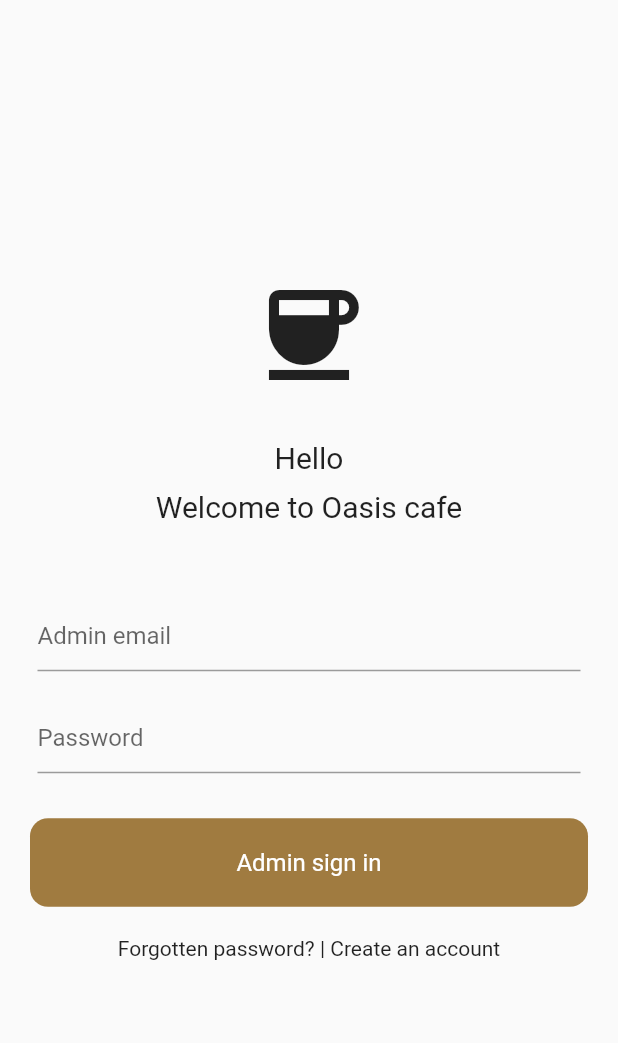
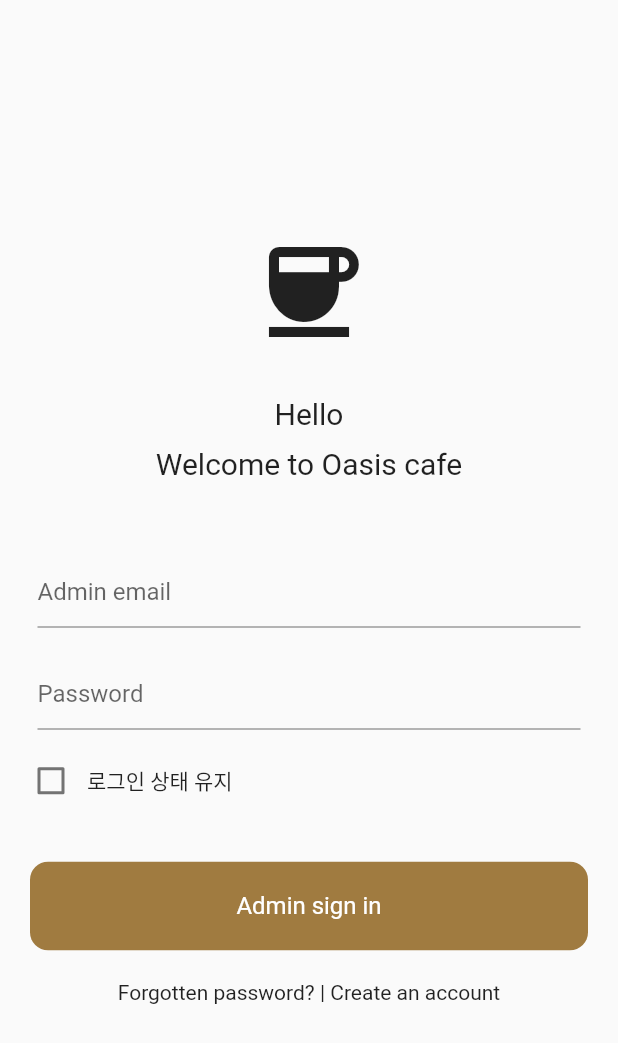
Before and after one commit to NalaJang/oasis_cafe_app_store, a Flutter app: the screen it shows after launch, on a phone screen of 412 x 824 dp. Shown: the top 1043 px of the screen. Run offline on Flutter 3.47's test engine with Material 2 defaults, Android fonts, the phone set to English and light mode, and no system bars; drawn by our look-alikes of modal_progress_hud_nsn; our stand-ins replace cloud_firestore, firebase_auth, firebase_core, get; accounts and stored records are empty; generated files the repository leaves out were written again.

Commit message:
Add:자동 로그인을 위한 체크박스 추가

```diff
--- a/lib/login.dart
+++ b/lib/login.dart
@@ -18,6 +18,7 @@ class Login extends StatefulWidget {
 class _LoginState extends State<Login> {
 
   bool showSpinner = false;
+  bool isChecked = false;
   var formKey = GlobalKey<FormState>();
 
   void _tryValidation() {
@@ -46,6 +47,10 @@ class _LoginState extends State<Login> {
                 // 이메일, 비밀번호 텍스트 필드
                 const EmailPasswordField(),
 
+                // 로그인 상태 유지
+                _autoLoginCheckBox(),
+                const SizedBox(height: 30,),
+
                 // 로그인 버튼
                 _loginButton(),
 
@@ -57,6 +62,26 @@ class _LoginState extends State<Login> {
             ),
           ),
         ),
+      ),
+    );
+  }
+
+  Widget _autoLoginCheckBox() {
+    return Padding(
+      padding: const EdgeInsets.symmetric(horizontal: 10),
+      child: Row(
+        children: [
+          Checkbox(
+            value: isChecked,
+            onChanged: (value) {
+              setState(() {
+                isChecked = value!;
+              });
+            }
+          ),
+
+          const Text('로그인 상태 유지'),
+        ],
       ),
     );
   }
@@ -216,7 +241,7 @@ class EmailPasswordField extends StatelessWidget {
             decoration: _getDecoration(Strings.password),
           ),
         ),
-        const SizedBox(height: 30,),
+        const SizedBox(height: 10,),
       ],
     );
   }
```
